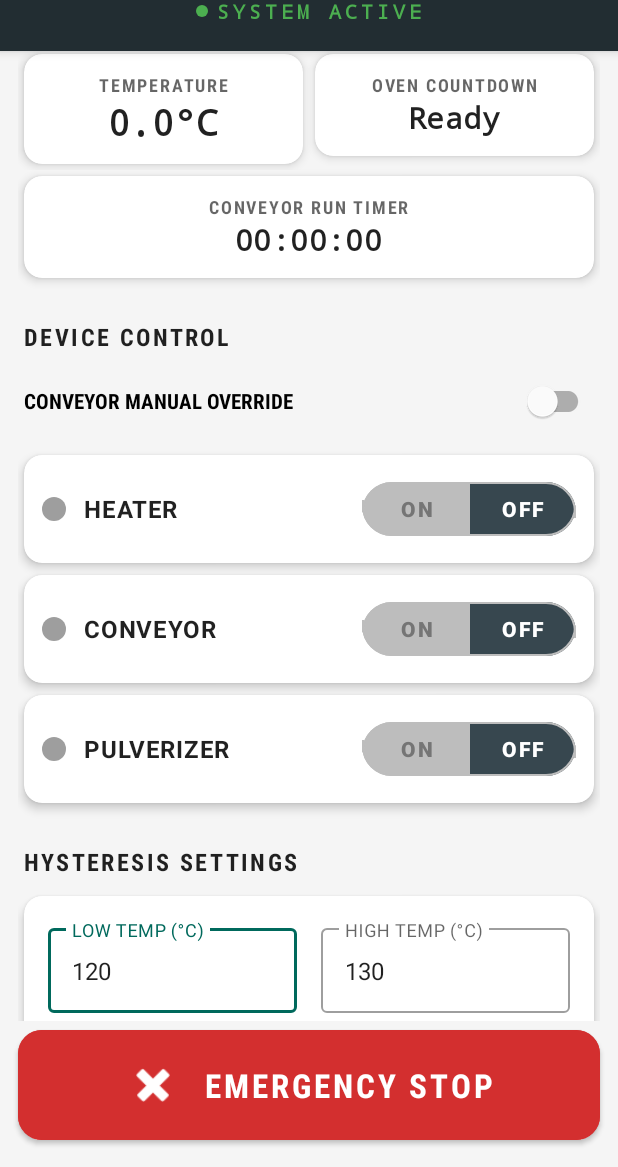
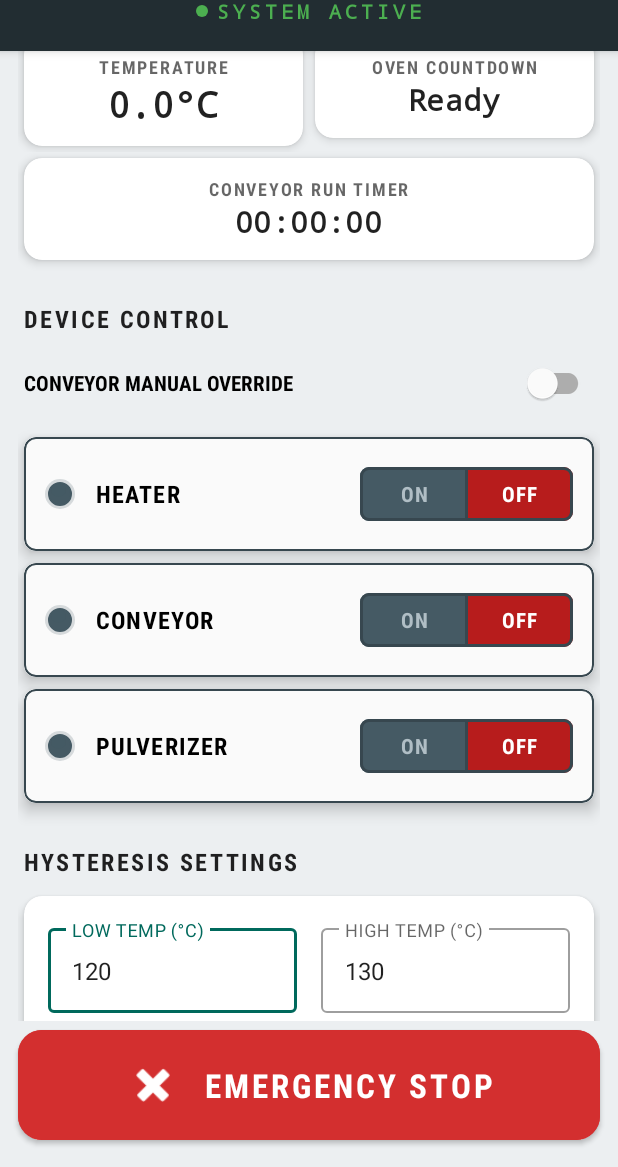
Before and after one commit to Iqoknick/IPOTECH, an Android app: the screen it shows after launch (MainActivity), on a phone screen of 412 x 824 dp, the part 69-1236 px from its top. Run offline under Robolectric (Android 15) with nearby library versions, the light colour scheme and no system bars; our stand-ins replace Firebase (no records; nobody signed in at launch, a user with empty details on screens opened directly), navigation-ui; 1 statement that could not run was skipped.

Commit message:
refactor: update UI elements for industrial design and improve toggle button styles

```diff
--- a/app/src/main/java/com/example/ipotech/DashboardFragment.kt
+++ b/app/src/main/java/com/example/ipotech/DashboardFragment.kt
@@ -318,23 +318,25 @@ class DashboardFragment : Fragment() {
     private fun updateControlUI(controlBinding: ItemDeviceControlBinding, isOn: Boolean) {
         if (_binding == null || !isAdded) return
         val context = context ?: return
-        val indicatorColor = ContextCompat.getColor(context, if (isOn) R.color.status_active else R.color.status_idle)
-        controlBinding.statusIndicator.backgroundTintList = ColorStateList.valueOf(indicatorColor)
 
-        // Updated toggle button styling
-        val onActiveColor = ContextCompat.getColor(context, R.color.toggle_on_bg)
-        val offActiveColor = ContextCompat.getColor(context, R.color.toggle_off_bg)
-        val inactiveColor = ContextCompat.getColor(context, R.color.toggle_neutral_inactive)
-        val white = ContextCompat.getColor(context, R.color.white)
-        val inactiveTextColor = ContextCompat.getColor(context, R.color.toggle_inactive_text)
+        // Industrial LED indicator: bright green when ON, dark gray when OFF
+        val ledColor = ContextCompat.getColor(context, if (isOn) R.color.led_on else R.color.led_off)
+        controlBinding.statusIndicator.backgroundTintList = ColorStateList.valueOf(ledColor)
 
-        // ON button: green when active, neutral gray when inactive
+        // Industrial toggle button styling
+        val onActiveColor = ContextCompat.getColor(context, R.color.industrial_on_active)
+        val offActiveColor = ContextCompat.getColor(context, R.color.industrial_off_active)
+        val inactiveColor = ContextCompat.getColor(context, R.color.industrial_on_inactive)
+        val activeTextColor = ContextCompat.getColor(context, R.color.industrial_text_active)
+        val inactiveTextColor = ContextCompat.getColor(context, R.color.industrial_text_inactive)
+
+        // ON button: bright green when active, dark industrial gray when inactive
         controlBinding.btnOn.backgroundTintList = ColorStateList.valueOf(if (isOn) onActiveColor else inactiveColor)
-        controlBinding.btnOn.setTextColor(if (isOn) white else inactiveTextColor)
+        controlBinding.btnOn.setTextColor(if (isOn) activeTextColor else inactiveTextColor)
 
-        // OFF button: dark when active, neutral gray when inactive
+        // OFF button: red when active, dark industrial gray when inactive
         controlBinding.btnOff.backgroundTintList = ColorStateList.valueOf(if (!isOn) offActiveColor else inactiveColor)
-        controlBinding.btnOff.setTextColor(if (!isOn) white else inactiveTextColor)
+        controlBinding.btnOff.setTextColor(if (!isOn) activeTextColor else inactiveTextColor)
     }
 
     private fun logActivity(action: String, details: String) {
--- a/app/src/main/res/color/selector_toggle_off.xml
+++ b/app/src/main/res/color/selector_toggle_off.xml
@@ -1,5 +1,5 @@
 <?xml version="1.0" encoding="utf-8"?>
 <selector xmlns:android="http://schemas.android.com/apk/res/android">
-    <item android:color="@color/toggle_off_bg" android:state_checked="true" />
-    <item android:color="@color/toggle_inactive_bg" android:state_checked="false" />
+    <item android:color="@color/industrial_off_active" android:state_checked="true" />
+    <item android:color="@color/industrial_off_inactive" android:state_checked="false" />
 </selector>
--- a/app/src/main/res/color/selector_toggle_off_text.xml
+++ b/app/src/main/res/color/selector_toggle_off_text.xml
@@ -1,5 +1,5 @@
 <?xml version="1.0" encoding="utf-8"?>
 <selector xmlns:android="http://schemas.android.com/apk/res/android">
-    <item android:color="@color/toggle_off_text" android:state_checked="true" />
-    <item android:color="@color/toggle_inactive_text" android:state_checked="false" />
+    <item android:color="@color/industrial_text_active" android:state_checked="true" />
+    <item android:color="@color/industrial_text_inactive" android:state_checked="false" />
 </selector>
--- a/app/src/main/res/color/selector_toggle_on.xml
+++ b/app/src/main/res/color/selector_toggle_on.xml
@@ -1,5 +1,5 @@
 <?xml version="1.0" encoding="utf-8"?>
 <selector xmlns:android="http://schemas.android.com/apk/res/android">
-    <item android:color="@color/toggle_on_bg" android:state_checked="true" />
-    <item android:color="@color/toggle_neutral_inactive" android:state_checked="false" />
+    <item android:color="@color/industrial_on_active" android:state_checked="true" />
+    <item android:color="@color/industrial_on_inactive" android:state_checked="false" />
 </selector>
--- a/app/src/main/res/color/selector_toggle_on_text.xml
+++ b/app/src/main/res/color/selector_toggle_on_text.xml
@@ -1,5 +1,5 @@
 <?xml version="1.0" encoding="utf-8"?>
 <selector xmlns:android="http://schemas.android.com/apk/res/android">
-    <item android:color="@color/toggle_on_text" android:state_checked="true" />
-    <item android:color="@color/toggle_inactive_text" android:state_checked="false" />
+    <item android:color="@color/industrial_text_active" android:state_checked="true" />
+    <item android:color="@color/industrial_text_inactive" android:state_checked="false" />
 </selector>
--- /dev/null
+++ b/app/src/main/res/drawable/led_indicator.xml
@@ -0,0 +1,22 @@
+<?xml version="1.0" encoding="utf-8"?>
+<layer-list xmlns:android="http://schemas.android.com/apk/res/android">
+    <!-- Outer glow/shadow ring -->
+    <item>
+        <shape android:shape="oval">
+            <solid android:color="#33000000" />
+        </shape>
+    </item>
+    <!-- Main LED body -->
+    <item android:left="2dp" android:top="2dp" android:right="2dp" android:bottom="2dp">
+        <shape android:shape="oval">
+            <solid android:color="@color/led_off" />
+            <stroke android:width="1dp" android:color="#263238" />
+        </shape>
+    </item>
+    <!-- Inner highlight for 3D effect -->
+    <item android:left="4dp" android:top="3dp" android:right="6dp" android:bottom="8dp">
+        <shape android:shape="oval">
+            <solid android:color="#20FFFFFF" />
+        </shape>
+    </item>
+</layer-list>
--- a/app/src/main/res/layout/item_device_control.xml
+++ b/app/src/main/res/layout/item_device_control.xml
@@ -4,32 +4,38 @@
     android:layout_width="match_parent"
     android:layout_height="wrap_content"
     android:layout_margin="4dp"
-    app:cardCornerRadius="12dp"
-    app:cardElevation="4dp">
+    app:cardCornerRadius="8dp"
+    app:cardElevation="6dp"
+    app:strokeColor="@color/industrial_stroke"
+    app:strokeWidth="1dp">
 
     <LinearLayout
         android:layout_width="match_parent"
         android:layout_height="wrap_content"
         android:gravity="center_vertical"
         android:orientation="horizontal"
-        android:padding="12dp">
+        android:padding="14dp"
+        android:background="@color/industrial_card_bg">
 
         <View
             android:id="@+id/status_indicator"
-            android:layout_width="16dp"
-            android:layout_height="16dp"
-            android:background="@drawable/circle_indicator"
-            android:backgroundTint="@color/status_idle" />
+            android:layout_width="20dp"
+            android:layout_height="20dp"
+            android:background="@drawable/led_indicator"
+            android:backgroundTint="@color/led_off" />
 
         <TextView
             android:id="@+id/tv_device_name"
             android:layout_width="0dp"
             android:layout_height="wrap_content"
-            android:layout_marginStart="12dp"
+            android:layout_marginStart="14dp"
             android:layout_weight="1"
             android:text="Device Name"
-            android:textAppearance="@style/TextAppearance.MaterialComponents.Body1"
-            android:textStyle="bold" />
+            android:textAppearance="@style/TextAppearance.MaterialComponents.Subtitle1"
+            android:textStyle="bold"
+            android:fontFamily="sans-serif-condensed"
+            android:letterSpacing="0.05"
+            android:textColor="@color/black" />
 
         <com.google.android.material.button.MaterialButtonToggleGroup
             android:id="@+id/toggle_group"
--- a/app/src/main/res/values/colors.xml
+++ b/app/src/main/res/values/colors.xml
@@ -3,11 +3,11 @@
     <color name="primary_dark_teal">#004D40</color>
     <color name="primary_teal">#00695C</color>
     <color name="accent_green">#4CAF50</color>
-    <color name="status_active">#4CAF50</color>
-    <color name="status_idle">#9E9E9E</color>
+    <color name="status_active">#00C853</color>
+    <color name="status_idle">#616161</color>
     <color name="button_off">#757575</color>
     <color name="exit_red">#D32F2F</color>
-    <color name="background_light">#F5F5F5</color>
+    <color name="background_light">#ECEFF1</color>
     <color name="card_background">#FFFFFF</color>
     <color name="white">#FFFFFFFF</color>
     <color name="black">#FF000000</color>
@@ -16,13 +16,29 @@
     <color name="btn_active_off">#263238</color>
     <color name="btn_inactive">#D1D1D1</color>
 
-    <!-- Improved toggle button colors -->
-    <color name="toggle_on_bg">#2E7D32</color>
+    <!-- Industrial toggle button colors -->
+    <color name="industrial_on_active">#00C853</color>
+    <color name="industrial_on_inactive">#455A64</color>
+    <color name="industrial_off_active">#B71C1C</color>
+    <color name="industrial_off_inactive">#455A64</color>
+    <color name="industrial_text_active">#FFFFFF</color>
+    <color name="industrial_text_inactive">#B0BEC5</color>
+    <color name="industrial_stroke">#37474F</color>
+    <color name="industrial_card_bg">#FAFAFA</color>
+
+    <!-- LED indicator colors -->
+    <color name="led_on">#00E676</color>
+    <color name="led_on_glow">#69F0AE</color>
+    <color name="led_off">#455A64</color>
+    <color name="led_off_dim">#263238</color>
+
+    <!-- Legacy support -->
+    <color name="toggle_on_bg">#00C853</color>
     <color name="toggle_on_text">#FFFFFF</color>
-    <color name="toggle_off_bg">#37474F</color>
+    <color name="toggle_off_bg">#B71C1C</color>
     <color name="toggle_off_text">#FFFFFF</color>
-    <color name="toggle_inactive_bg">#E0E0E0</color>
-    <color name="toggle_inactive_text">#757575</color>
-    <color name="toggle_stroke">#BDBDBD</color>
-    <color name="toggle_neutral_inactive">#BDBDBD</color>
+    <color name="toggle_inactive_bg">#455A64</color>
+    <color name="toggle_inactive_text">#B0BEC5</color>
+    <color name="toggle_stroke">#37474F</color>
+    <color name="toggle_neutral_inactive">#455A64</color>
 </resources>
--- a/app/src/main/res/values/themes.xml
+++ b/app/src/main/res/values/themes.xml
@@ -15,36 +15,41 @@
         <item name="android:windowBackground">@color/background_light</item>
     </style>
 
+    <!-- Industrial squared shapes -->
     <style name="ShapeAppearance.IPOTech.LeftRounded" parent="ShapeAppearance.MaterialComponents.SmallComponent">
         <item name="cornerFamily">rounded</item>
-        <item name="cornerSize">20dp</item>
+        <item name="cornerSize">6dp</item>
         <item name="cornerSizeTopRight">0dp</item>
         <item name="cornerSizeBottomRight">0dp</item>
     </style>
 
     <style name="ShapeAppearance.IPOTech.RightRounded" parent="ShapeAppearance.MaterialComponents.SmallComponent">
         <item name="cornerFamily">rounded</item>
-        <item name="cornerSize">20dp</item>
+        <item name="cornerSize">6dp</item>
         <item name="cornerSizeTopLeft">0dp</item>
         <item name="cornerSizeBottomLeft">0dp</item>
     </style>
 
-    <!-- Toggle button styles with better contrast -->
+    <!-- Industrial toggle button styles -->
     <style name="Widget.IPOTech.Button.Toggle.On" parent="Widget.MaterialComponents.Button.OutlinedButton">
         <item name="backgroundTint">@color/selector_toggle_on</item>
         <item name="android:textColor">@color/selector_toggle_on_text</item>
-        <item name="strokeColor">@color/toggle_stroke</item>
-        <item name="strokeWidth">1dp</item>
+        <item name="strokeColor">@color/industrial_stroke</item>
+        <item name="strokeWidth">2dp</item>
         <item name="shapeAppearance">@style/ShapeAppearance.IPOTech.LeftRounded</item>
         <item name="android:textStyle">bold</item>
+        <item name="android:fontFamily">sans-serif-condensed</item>
+        <item name="android:letterSpacing">0.05</item>
     </style>
 
     <style name="Widget.IPOTech.Button.Toggle.Off" parent="Widget.MaterialComponents.Button.OutlinedButton">
         <item name="backgroundTint">@color/selector_toggle_off</item>
         <item name="android:textColor">@color/selector_toggle_off_text</item>
-        <item name="strokeColor">@color/toggle_stroke</item>
-        <item name="strokeWidth">1dp</item>
+        <item name="strokeColor">@color/industrial_stroke</item>
+        <item name="strokeWidth">2dp</item>
         <item name="shapeAppearance">@style/ShapeAppearance.IPOTech.RightRounded</item>
         <item name="android:textStyle">bold</item>
+        <item name="android:fontFamily">sans-serif-condensed</item>
+        <item name="android:letterSpacing">0.05</item>
     </style>
 </resources>
```
